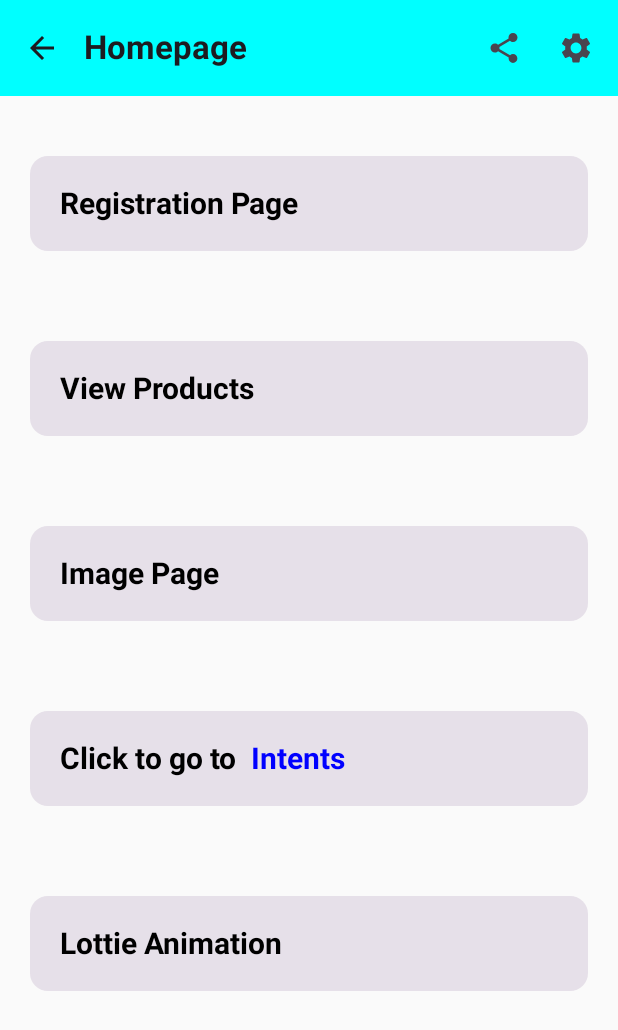
After one commit to bilhaaketchb/Bilhaandroidapp, an Android app built with Jetpack Compose: the HomePageActivity screen opened directly, with no data from a screen before it, on a phone screen of 412 x 824 dp. The commit adds this screen. Shown: the top 1030 px of the screen. Run offline under Robolectric (Android 15) with nearby library versions, the phone set to English and light mode, and no system bars.

Commit message:
Initial commit

```diff
--- /dev/null
+++ b/app/src/main/java/com/example/bilha/HomePageActivity.kt
@@ -0,0 +1,190 @@
+package com.example.bilha
+
+import android.content.Intent
+import android.os.Bundle
+import android.provider.Settings
+import androidx.activity.ComponentActivity
+import androidx.activity.compose.setContent
+import androidx.compose.foundation.clickable
+import androidx.compose.foundation.layout.Column
+import androidx.compose.foundation.layout.Row
+import androidx.compose.foundation.layout.Spacer
+import androidx.compose.foundation.layout.fillMaxSize
+import androidx.compose.foundation.layout.fillMaxWidth
+import androidx.compose.foundation.layout.height
+import androidx.compose.foundation.layout.padding
+import androidx.compose.material.icons.Icons
+import androidx.compose.material.icons.filled.ArrowBack
+import androidx.compose.material.icons.filled.ArrowForward
+import androidx.compose.material.icons.filled.Settings
+import androidx.compose.material.icons.filled.Share
+import androidx.compose.material3.Card
+import androidx.compose.material3.ExperimentalMaterial3Api
+import androidx.compose.material3.Icon
+import androidx.compose.material3.IconButton
+import androidx.compose.material3.MaterialTheme
+import androidx.compose.material3.Surface
+import androidx.compose.material3.Text
+import androidx.compose.material3.TopAppBar
+import androidx.compose.material3.TopAppBarDefaults
+import androidx.compose.runtime.Composable
+import androidx.compose.ui.Modifier
+import androidx.compose.ui.graphics.Color
+import androidx.compose.ui.modifier.modifierLocalConsumer
+import androidx.compose.ui.platform.LocalContext
+import androidx.compose.ui.text.font.FontFamily
+import androidx.compose.ui.text.font.FontWeight
+import androidx.compose.ui.tooling.preview.Preview
+import androidx.compose.ui.unit.dp
+import androidx.compose.ui.unit.sp
+import com.airbnb.lottie.compose.LottieAnimation
+import com.example.bilha.ui.theme.BilhaTheme
+
+class HomePageActivity : ComponentActivity() {
+    override fun onCreate(savedInstanceState: Bundle?) {
+        super.onCreate(savedInstanceState)
+        setContent {
+            items()
+
+        }
+    }
+}
+
+@OptIn(ExperimentalMaterial3Api::class)
+@Composable
+fun items(){
+    val mContext= LocalContext.current
+    Column(modifier = Modifier.fillMaxSize()) {
+        //TopAppBar
+        TopAppBar(title = {Text(text = "Homepage", fontWeight = FontWeight.Bold, fontFamily = FontFamily.SansSerif )},
+            colors= TopAppBarDefaults.largeTopAppBarColors(Color.Cyan),
+            navigationIcon = {
+                IconButton(onClick = {
+                    mContext.startActivity(
+                        Intent(
+                            mContext, SplashScreenActivity::class.java
+                        )
+                    )
+                }) {
+                    Icon(
+                        imageVector = Icons.Filled.ArrowBack,
+                        contentDescription = "arrowback"
+                    )
+
+                }
+
+            },
+            actions = {
+
+                IconButton(onClick = {val shareIntent= Intent(Intent.ACTION_SEND)
+                    shareIntent.type="text/plain"
+                    shareIntent.putExtra(Intent.EXTRA_TEXT,"Check out this is our company")
+                    mContext.startActivity(Intent.createChooser(shareIntent,"Share")) }) {
+                    Icon(
+                        imageVector = Icons.Filled.Share,
+                        contentDescription = "share"
+                    )
+
+
+                }
+                IconButton(onClick = { val settingsIntent= Intent(Settings.ACTION_SEARCH_SETTINGS)
+                    mContext.startActivity(settingsIntent)}) {
+                    Icon(
+                        imageVector = Icons.Filled.Settings,
+                        contentDescription = "settings"
+                    )
+
+                }
+
+
+            })
+        Spacer(modifier = Modifier.height(20.dp))
+        //cards
+        Card(modifier = Modifier
+            .fillMaxWidth()
+            .padding(20.dp)
+            .clickable { mContext.startActivity(Intent(mContext, FormActivity::class.java)) }){
+            Row(modifier = Modifier.padding(20.dp)){
+                Text(text = "Registration Page",
+                fontSize = 20.sp,
+                color = Color.Black,
+                fontWeight = FontWeight.Bold)
+
+            }
+
+        }
+        Spacer(modifier = Modifier.height(20.dp))
+        Card(modifier = Modifier
+            .fillMaxWidth()
+            .padding(20.dp)
+            .clickable { mContext.startActivity(Intent(mContext, PracticalActivity::class.java)) }) {
+            Row(modifier = Modifier.padding(20.dp)){
+                Text(text = "View Products",
+                    fontSize = 20.sp,
+                    color = Color.Black,
+                    fontWeight = FontWeight.Bold)
+
+            }
+
+        }
+        Spacer(modifier = Modifier.height(20.dp))
+
+        Card(modifier = Modifier
+            .fillMaxWidth()
+            .padding(20.dp)
+            .clickable {
+                mContext.startActivity(Intent(mContext, ImageActivity::class.java))
+            }) {
+            Row(modifier = Modifier.padding(20.dp)){
+                Text(text = "Image Page",
+                    fontSize = 20.sp,
+                    color = Color.Black,
+                    fontWeight = FontWeight.Bold)
+
+            }
+
+        }
+        Spacer(modifier = Modifier.height(20.dp))
+        Card(modifier = Modifier
+            .fillMaxWidth()
+            .padding(20.dp)
+            .clickable { mContext.startActivity(Intent(mContext, IntentActivity::class.java)) }){
+            Row(modifier = Modifier.padding(20.dp)){
+                Text(text = "Click to go to",
+                    fontSize = 20.sp,
+                    color = Color.Black,
+                    fontWeight = FontWeight.Bold)
+                Spacer(modifier = Modifier.height(20.dp))
+                Text(text = "  Intents", fontSize = 20.sp, fontWeight = FontWeight.Bold, color = Color.Blue)
+
+            }
+
+        }
+        Spacer(modifier = Modifier.height(20.dp))
+        Card(modifier = Modifier
+            .fillMaxWidth()
+            .padding(20.dp)
+            .clickable {
+                mContext.startActivity(Intent(mContext, LottieAnimationActivity::class.java))
+            }) {
+            Row(modifier = Modifier.padding(20.dp)){
+                Text(text = "Lottie Animation",
+                    fontSize = 20.sp,
+                    color = Color.Black,
+                    fontWeight = FontWeight.Bold)
+
+            }
+
+        }
+
+
+    }
+
+}
+
+@Preview(showBackground = true)
+@Composable
+fun itemsPreview(){
+    items()
+
+}
--- a/app/src/main/java/com/example/bilha/ImageActivity.kt
+++ b/app/src/main/java/com/example/bilha/ImageActivity.kt
@@ -188,7 +188,7 @@ fun myimage() {
         Spacer(modifier = Modifier.height(20.dp))
         Button(
             onClick = {
-                mContext.startActivity(Intent(mContext, ScrollActivity::class.java))
+                mContext.startActivity(Intent(mContext,ScrollActivity::class.java))
             },
             shape = CutCornerShape(5.dp),
             modifier = Modifier.padding(start = 150.dp)
--- a/app/src/main/res/values/strings.xml
+++ b/app/src/main/res/values/strings.xml
@@ -7,4 +7,5 @@
     <string name="title_activity_practical">PracticalActivity</string>
     <string name="title_activity_splash_screen">SplashScreenActivity</string>
     <string name="title_activity_lottie_animation">LottieAnimationActivity</string>
+    <string name="title_activity_home_page">HomePageActivity</string>
 </resources>
```
Also changed, not shown: app/src/main/AndroidManifest.xml (+11 -16 lines), app/src/main/java/com/example/bilha/FormActivity.kt (+9 -3 lines), app/src/main/java/com/example/bilha/IntentActivity.kt (+2 -5 lines), app/src/main/java/com/example/bilha/MainActivity.kt (+11 -5 lines), app/src/main/java/com/example/bilha/PracticalActivity.kt (+75 -39 lines), app/src/main/java/com/example/bilha/ScrollActivity.kt (+30 -28 lines), app/src/main/java/com/example/bilha/SplashScreenActivity.kt (+16 -1 lines).
